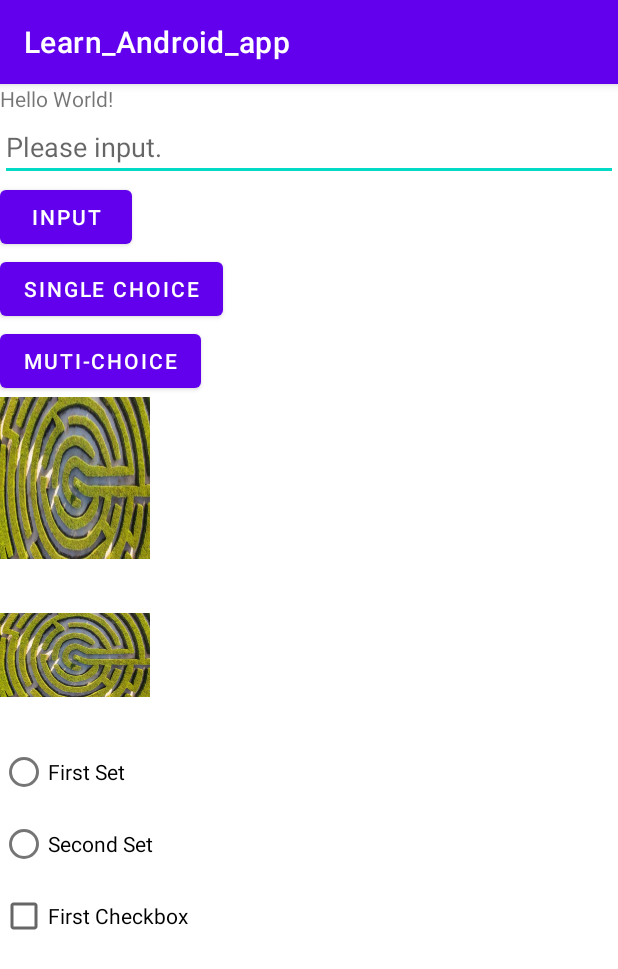
After one commit to Fradeet/Fradeets-Playgrounds, an Android app: the BasicElements screen opened directly, with no data from a screen before it, on a phone screen of 412 x 824 dp. The commit adds this screen. Shown: the top 969 px of the screen. Run offline under Robolectric (Android 15) with nearby library versions, the phone set to English and light mode, and no system bars.

Commit message:
Update Chapter: Basic Controls

```diff
--- a/Learn_Android_app_sync/app/src/main/AndroidManifest.xml
+++ b/Learn_Android_app_sync/app/src/main/AndroidManifest.xml
@@ -10,6 +10,7 @@
         android:supportsRtl="true"
         android:theme="@style/Theme.Learn_Android_app">
         <activity android:name=".CP4_Activity.ActivityDataBack"></activity>
+        <activity android:name=".CP3_Controls.BasicElements"></activity>
         <activity android:name=".MainActivity">
             <intent-filter>
                 <action android:name="android.intent.action.MAIN" />
--- /dev/null
+++ b/Learn_Android_app_sync/app/src/main/java/com/example/learn_android_app/CP3_Controls/BasicElements.java
@@ -0,0 +1,180 @@
+package com.example.learn_android_app.CP3_Controls;
+
+import android.content.DialogInterface;
+import android.os.Bundle;
+import android.text.Editable;
+import android.view.Menu;
+import android.view.MenuItem;
+import android.view.View;
+import android.widget.Button;
+import android.widget.CheckBox;
+import android.widget.CompoundButton;
+import android.widget.EditText;
+import android.widget.RadioButton;
+import android.widget.RadioGroup;
+import android.widget.Toast;
+
+import androidx.appcompat.app.AlertDialog;
+import androidx.appcompat.app.AppCompatActivity;
+
+import com.example.learn_android_app.R;
+
+public class BasicElements extends AppCompatActivity implements CompoundButton.OnCheckedChangeListener {
+    EditText et1;
+    RadioButton rb1,rb2;
+    String[] numList = {"1", "2", "3"};
+    int chooseNum = 0;
+
+        @Override
+        protected void onCreate (Bundle savedInstanceState){
+            super.onCreate(savedInstanceState);
+            setContentView(R.layout.activity_basic_controls);
+
+            //        Toolbar toolbar = findViewById(R.id.toolbar);
+//        setSupportActionBar(toolbar);
+
+            et1= findViewById(R.id.ET1);
+            Button bt1 = findViewById(R.id.B1);
+            bt1.setOnClickListener(new View.OnClickListener() {
+                @Override
+                public void onClick(View view) {
+                    Editable text1 = et1.getText();
+                    Toast.makeText(BasicElements.this,text1,Toast.LENGTH_SHORT).show();
+                }
+            });
+            RadioGroup rg1 = findViewById(R.id.RG1  );
+            rb1 = findViewById(R.id.RB1);
+            rb2 = findViewById(R.id.RB2);
+            rg1.setOnCheckedChangeListener(new RadioGroup.OnCheckedChangeListener() {
+                @Override
+                public void onCheckedChanged(RadioGroup group, int checkedId) {
+                    if(checkedId == R.id.RB1){
+                        et1.setText("");
+                        et1.setHint(rb1.getText());
+                    }else if (checkedId == R.id.RB2){
+                        et1.setText("");
+                        et1.setHint(rb2.getText());
+                    }else{}
+                }
+            });
+            CheckBox cb1 = findViewById(R.id.CB1    );
+            cb1.setOnCheckedChangeListener(this);
+
+            Button b2 = findViewById(R.id.B2);
+            b2.setOnClickListener(new View.OnClickListener() {
+                @Override
+                public void onClick(View v) {
+                    AlertDialog dialog;
+                    AlertDialog.Builder adb1 = new AlertDialog.Builder(BasicElements.this);
+                    adb1.setTitle("Need choose"  )
+                            .setIcon(  R.mipmap.ic_launcher )
+//                        .setMessage( "Choose one")
+                            .setSingleChoiceItems(new String[]{"a1", "a2", "a3"}, chooseNum, new DialogInterface.OnClickListener() {
+                                @Override
+                                public void onClick(DialogInterface dialog, int which) {
+                                    chooseNum = which;
+
+                                }
+                            })
+                            //.setMultiChoiceItems(   );
+
+                            .setPositiveButton("Sure", new DialogInterface.OnClickListener() {
+                                @Override
+                                public void onClick(DialogInterface dialog, int which) {
+                                    et1.setHint(numList[chooseNum]+" is Choose.");
+                                    dialog.dismiss();
+                                }
+                            })
+                            .setNegativeButton("No", new DialogInterface.OnClickListener() {
+                                @Override
+                                public void onClick(DialogInterface dialog, int which) {
+                                    dialog.dismiss();
+                                }
+                            })
+                            .create()
+                            .show();
+
+                }
+            });
+
+            Button b3 = findViewById(R.id.B3);
+            b2.setOnClickListener(new View.OnClickListener() {
+                @Override
+                public void onClick(View v) {
+                    AlertDialog dialog;
+                    AlertDialog.Builder adb1 = new AlertDialog.Builder(BasicElements.this);
+                    adb1.setTitle("Need choose"  )
+                            .setIcon(  R.mipmap.ic_launcher )
+//                        .setMessage( "Choose one")
+                            .setSingleChoiceItems(new String[]{"a1", "a2", "a3"}, chooseNum, new DialogInterface.OnClickListener() {
+                                @Override
+                                public void onClick(DialogInterface dialog, int which) {
+                                    chooseNum = which;
+
+                                }
+                            })
+                            //.setMultiChoiceItems(   );
+
+                            .setPositiveButton("Sure", new DialogInterface.OnClickListener() {
+                                @Override
+                                public void onClick(DialogInterface dialog, int which) {
+                                    et1.setHint(numList[chooseNum]+" is Choose.");
+                                    dialog.dismiss();
+                                }
+                            })
+                            .setNegativeButton("No", new DialogInterface.OnClickListener() {
+                                @Override
+                                public void onClick(DialogInterface dialog, int which) {
+                                    dialog.dismiss();
+                                }
+                            })
+                            .create()
+                            .show();
+
+                }
+            });
+        }
+
+    /**
+     * Called when the checked state of a compound button has changed.
+     *
+     * @param buttonView The compound button view whose state has changed.
+     * @param isChecked  The new checked state of buttonView.
+     */
+    @Override
+    public void onCheckedChanged(CompoundButton buttonView, boolean isChecked) {
+        if(isChecked) {
+            et1.setHint(buttonView.getText());
+        }
+    }
+    @Override
+    public void onBackPressed() {
+        AlertDialog.Builder adb1 = new AlertDialog.Builder(this);
+        adb1.setTitle("Need run?"  )
+                .setIcon(  R.mipmap.ic_launcher )
+                .setMessage( "comfim?")
+                //.setSingleChoiceItems(  )
+                //.setMultiChoiceItems(   );
+
+                .setPositiveButton("Sure", new DialogInterface.OnClickListener() {
+                    @Override
+                    public void onClick(DialogInterface dialog, int which) {
+                        dialog.dismiss();
+                        BasicElements.this.finish();//shutdown activity
+                    }
+                })
+                .setNegativeButton("Nooo", new DialogInterface.OnClickListener() {
+                    @Override
+                    public void onClick(DialogInterface dialog, int which) {
+                        dialog.dismiss();
+
+                    }
+                })
+                .create()
+                .show();
+
+
+    }
+
+
+}
--- /dev/null
+++ b/Learn_Android_app_sync/app/src/main/res/layout/activity_basic_controls.xml
@@ -0,0 +1,75 @@
+<?xml version="1.0" encoding="utf-8"?>
+<LinearLayout xmlns:android="http://schemas.android.com/apk/res/android"
+    xmlns:app="http://schemas.android.com/apk/res-auto"
+    android:orientation="vertical"
+    android:layout_width="match_parent"
+    android:layout_height="match_parent">
+
+    <TextView
+        android:layout_width="wrap_content"
+        android:layout_height="wrap_content"
+        android:text="Hello World!"
+        app:layout_constraintBottom_toBottomOf="parent"
+        app:layout_constraintLeft_toLeftOf="parent"
+        app:layout_constraintRight_toRightOf="parent"
+        app:layout_constraintTop_toTopOf="parent" />
+
+    <EditText
+        android:layout_width="match_parent"
+        android:layout_height="wrap_content"
+        android:hint="Please input."
+        android:id="@+id/ET1"/>
+
+    <Button
+        android:layout_width="wrap_content"
+        android:layout_height="wrap_content"
+        android:id="@+id/B1"
+        android:text="Input"/>
+
+    <Button
+        android:layout_width="wrap_content"
+        android:layout_height="wrap_content"
+        android:id="@+id/B2"
+        android:text="Single Choice"/>
+
+    <Button
+        android:layout_width="wrap_content"
+        android:layout_height="wrap_content"
+        android:id="@+id/B3"
+        android:text="Muti-Choice"/>
+
+    <ImageView
+        android:id="@+id/IV1"
+        android:layout_width="100dp"
+        android:layout_height="108dp"
+        android:background="@drawable/th1" />
+
+    <ImageView
+        android:id="@+id/IV2"
+        android:layout_width="100dp"
+        android:layout_height="108dp"
+        android:layout_marginTop="10dp"
+        android:src="@drawable/th1" />
+
+    <RadioGroup
+        android:layout_width="wrap_content"
+        android:layout_height="wrap_content"
+        android:id="@+id/RG1">
+        <RadioButton
+            android:layout_width="wrap_content"
+            android:layout_height="wrap_content"
+            android:id="@+id/RB1"
+            android:text="First Set"/>
+        <RadioButton
+            android:layout_width="wrap_content"
+            android:layout_height="wrap_content"
+            android:id="@+id/RB2"
+            android:text="Second Set"/>
+    </RadioGroup>
+
+    <androidx.appcompat.widget.AppCompatCheckBox
+        android:layout_width="wrap_content"
+        android:layout_height="wrap_content"
+        android:id="@+id/CB1"
+        android:text="First Checkbox"/>
+</LinearLayout>
--- a/Learn_Android_app_sync/app/src/main/res/layout/activity_main.xml
+++ b/Learn_Android_app_sync/app/src/main/res/layout/activity_main.xml
@@ -31,6 +31,12 @@
         app:layout_constraintLeft_toLeftOf="parent"
         app:layout_constraintRight_toRightOf="parent"
         app:layout_constraintTop_toTopOf="parent" />
+
+    <Button
+        android:layout_width="wrap_content"
+        android:layout_height="wrap_content"
+        android:id="@+id/basic_elements"
+        android:text="Basic Elements"></Button>
     <Button
         android:layout_width="wrap_content"
         android:layout_height="wrap_content"
```
Also changed, not shown: Learn_Android_app_sync/app/src/main/java/com/example/learn_android_app/MainActivity.java (+8 -0 lines), Learn_Android_app_sync/app/src/main/res/drawable-v24/th1.jpg (added), 1 other file.
